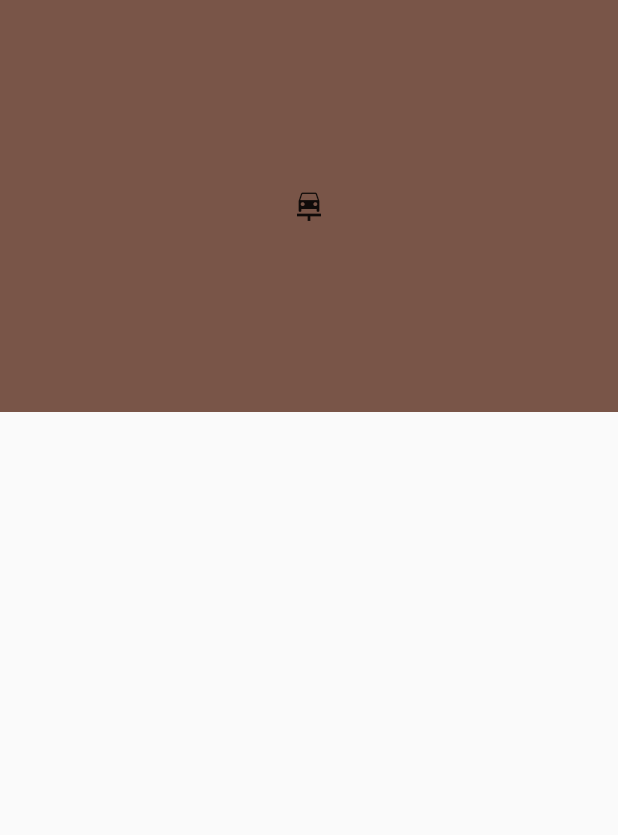
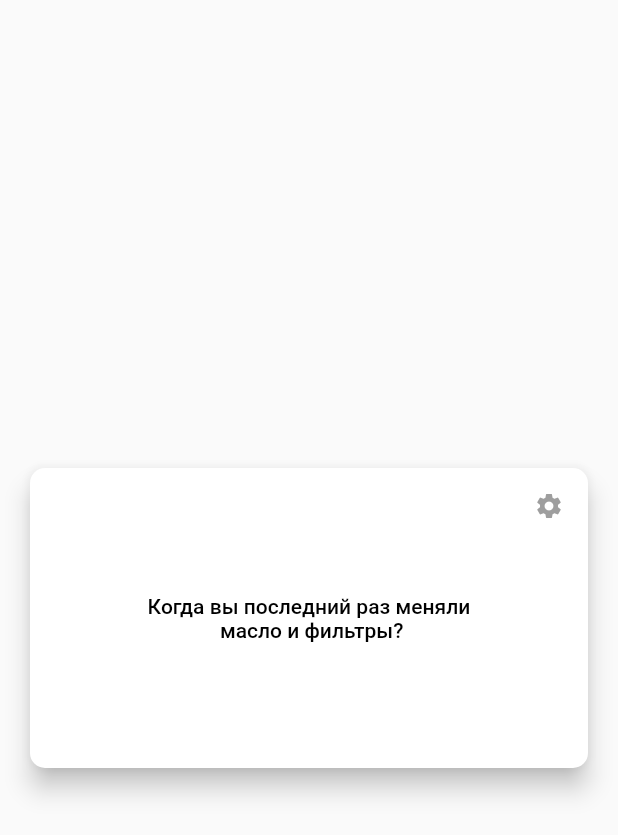
Before and after one commit to Shakle/car_forge, a Flutter app: the screen it shows after launch, on a phone screen of 412 x 824 dp. Shown: the top 835 px of the screen. Run offline on Flutter 3.47's test engine with Material 2 defaults, Android fonts, the phone set to English and light mode, and no system bars; our stand-ins replace flutter_bloc.

```diff
--- a/lib/core/data/config/app_config.dart
+++ b/lib/core/data/config/app_config.dart
@@ -1,3 +1,4 @@
+import 'package:flutter/material.dart';
 import 'package:flutter/services.dart';
 import 'package:flutter_bloc/flutter_bloc.dart';
 
@@ -10,7 +11,11 @@ class AppConfig {
   ];
 
   void setAppConfiguration() {
+    WidgetsFlutterBinding.ensureInitialized();
     Bloc.observer = BlocStatesObserver();
     SystemChrome.setPreferredOrientations(_screenOrientations);
   }
+
+  static double screenHeight(BuildContext context) => MediaQuery.of(context).size.height;
+  static double screenWidth(BuildContext context) => MediaQuery.of(context).size.width;
 }
--- a/lib/core/data/database/extensions.dart
+++ b/lib/core/data/database/extensions.dart
@@ -1,7 +1,7 @@
 extension Serialization on Map {
 
   Map<String, dynamic> removeNullValues() {
-    removeWhere((key, value) => values == null);
+    removeWhere((key, value) => value == null);
     return this;
   }
 }
--- a/lib/core/data/models/car.dart
+++ b/lib/core/data/models/car.dart
@@ -3,22 +3,26 @@ import '../database/extensions.dart';
 class Car {
   final String make;
   final String model;
+  final int mileage;
 
   Car({
     this.make,
-    this.model
+    this.model,
+    this.mileage,
   });
 
   Car fromJson(Map<String, dynamic> json) {
     return Car(
         make: json['make'],
         model: json['model'],
+        mileage: json['mileage']
     );
   }
 
   Map<String, dynamic> toJson() => {
     'make': make,
     'model': model,
+    'mileage': mileage
   }.removeNullValues();
 
 
--- /dev/null
+++ b/lib/view/components/stats/stat_card/layouts/oil_change.dart
@@ -0,0 +1,51 @@
+import 'package:flutter/material.dart';
+
+import '../../../../../core/data/models/car.dart';
+
+class OilChangeStatLayout extends StatelessWidget {
+
+  final Car car;
+
+  const OilChangeStatLayout({Key key, this.car}) : super(key: key);
+
+  @override
+  Widget build(BuildContext context) {
+    return layout();
+  }
+
+  Widget layout() {
+    return Stack(
+      children: [
+        settingsIcon(),
+        if (car == null) oilNotSetLayout(),
+        if (car != null) oilSetLayout(),
+      ],
+    );
+  }
+
+  Widget oilNotSetLayout() {
+    return Center(
+      child: Text(
+        'Когда вы последний раз меняли\n масло и фильтры?',
+        textAlign: TextAlign.center,
+      ),
+    );
+  }
+
+  Widget oilSetLayout() {
+    return Container();
+  }
+
+  Widget settingsIcon() {
+    return Positioned(
+      top: 15,
+      right: 0,
+      child: Icon(
+          Icons.settings,
+          size: 20,
+          color: Colors.grey,
+      ),
+    );
+  }
+
+}
--- /dev/null
+++ b/lib/view/components/stats/stat_card/stat_card.dart
@@ -0,0 +1,42 @@
+import 'package:flutter/material.dart';
+
+import '../../../../core/repository/general/call_pop_up_widgets.dart';
+import 'layouts/oil_change.dart';
+
+enum StatCardType {oilService}
+
+class StatCard extends StatelessWidget {
+
+  final StatCardType statCardType;
+
+  const StatCard({@required this.statCardType});
+
+  @override
+  Widget build(BuildContext context) {
+    return statCard(context);
+  }
+
+  Widget statCard(BuildContext context) {
+    return ElevatedButton(
+      onPressed: () => editOilChange(context),
+      child: SizedBox(
+          height: 200,
+          child: getStatCardLayout(),
+      ),
+    );
+  }
+
+  Widget getStatCardLayout() {
+    switch (statCardType) {
+      case StatCardType.oilService: return OilChangeStatLayout();
+      default: return Container();
+    }
+  }
+
+  void editOilChange(BuildContext context) {
+    PopUpWidgets().showBottomSheet(
+        context: context,
+        bottomSheetType: BottomSheetType.oilChange
+    );
+  }
+}
--- a/lib/view/screens/home.dart
+++ b/lib/view/screens/home.dart
@@ -1,31 +1,25 @@
 import 'package:flutter/material.dart';
+
+import '../components/stats/stat_card/stat_card.dart';
 
 class HomeScreen extends StatelessWidget {
   @override
   Widget build(BuildContext context) {
-    return layout();
+    return layout(context);
   }
 
-  Widget layout() {
+  Widget layout(BuildContext context) {
     return Scaffold(
+      resizeToAvoidBottomInset: false,
       body: body(),
     );
   }
 
   Widget body() {
-    return Column(
-      children: [
-        Expanded(flex: 1, child: carImage()),
-        Expanded(flex: 2, child: Container()),
-      ],
-    );
-  }
-
-  Widget carImage() {
     return Container(
-      color: Colors.brown,
+      padding: EdgeInsets.symmetric(horizontal: 20),
       child: Center(
-        child: Icon(Icons.car_repair)
+        child: StatCard(statCardType: StatCardType.oilService),
       ),
     );
   }
--- a/pubspec.yaml
+++ b/pubspec.yaml
@@ -24,7 +24,7 @@ dependencies:
   flutter:
     sdk: flutter
 
-  flutter_bloc: ^6.1.1
+  flutter_bloc: ^6.1.2
   pedantic: ^1.9.2
   cupertino_icons: ^1.0.0
 
@@ -46,6 +46,7 @@ flutter:
   # To add assets to your application, add an assets section, like this:
   assets:
     - assets/images/
+
 
   # An image asset can refer to one or more resolution-specific "variants", see
   # https://flutter.dev/assets-and-images/#resolution-aware.
```
Also changed, not shown: lib/core/bloc/car/car_bloc.dart (+17 -0 lines), lib/core/bloc/car/car_event.dart (+12 -0 lines), lib/core/bloc/car/car_state.dart (+13 -0 lines), lib/core/data/config/themes.dart (+39 -1 lines), lib/core/data/models/car_filters.dart (added, +26 -0 lines), lib/core/repository/general/call_pop_up_widgets.dart (added, +26 -0 lines), lib/view/components/app_general/buttons.dart (added, +29 -0 lines), lib/view/components/home/car_image.dart (deleted, +0 -17 lines), lib/view/components/stats/stat_card/oil_filters/filter_check.dart (added, +54 -0 lines), lib/view/components/stats/stat_card/oil_filters/mileage_check.dart (added, +42 -0 lines), lib/view/screens/car_editing/oil_filters_setup.dart (added, +36 -0 lines), assets/images/bmw_e39.jpg (deleted), pubspec.lock.
